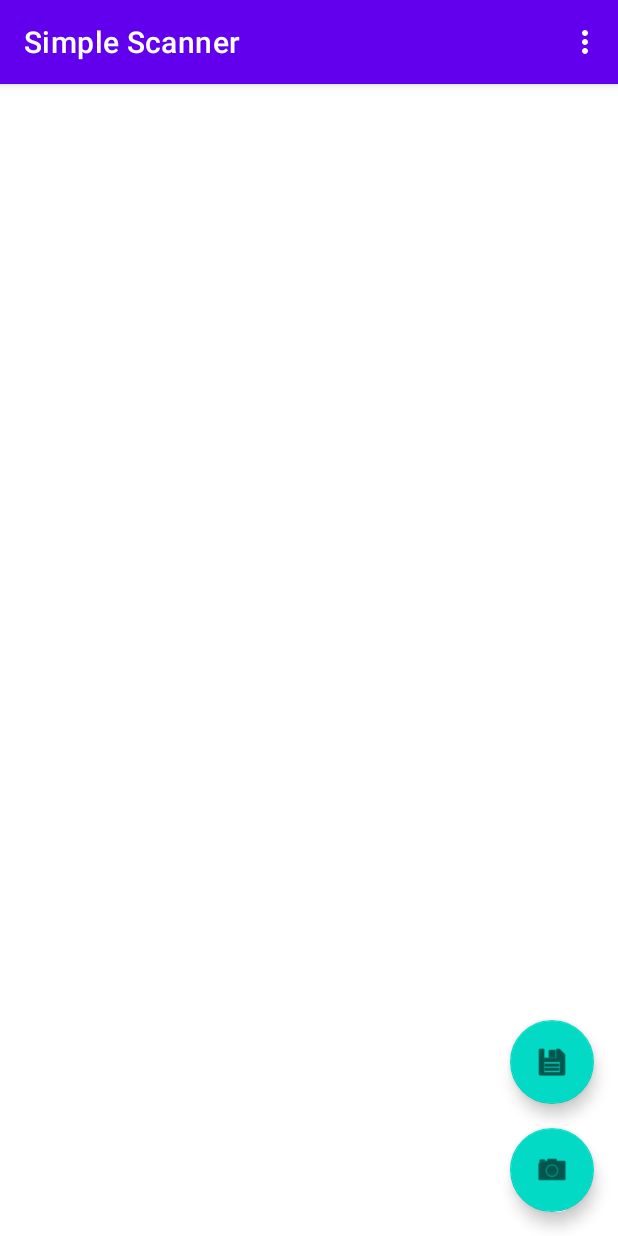
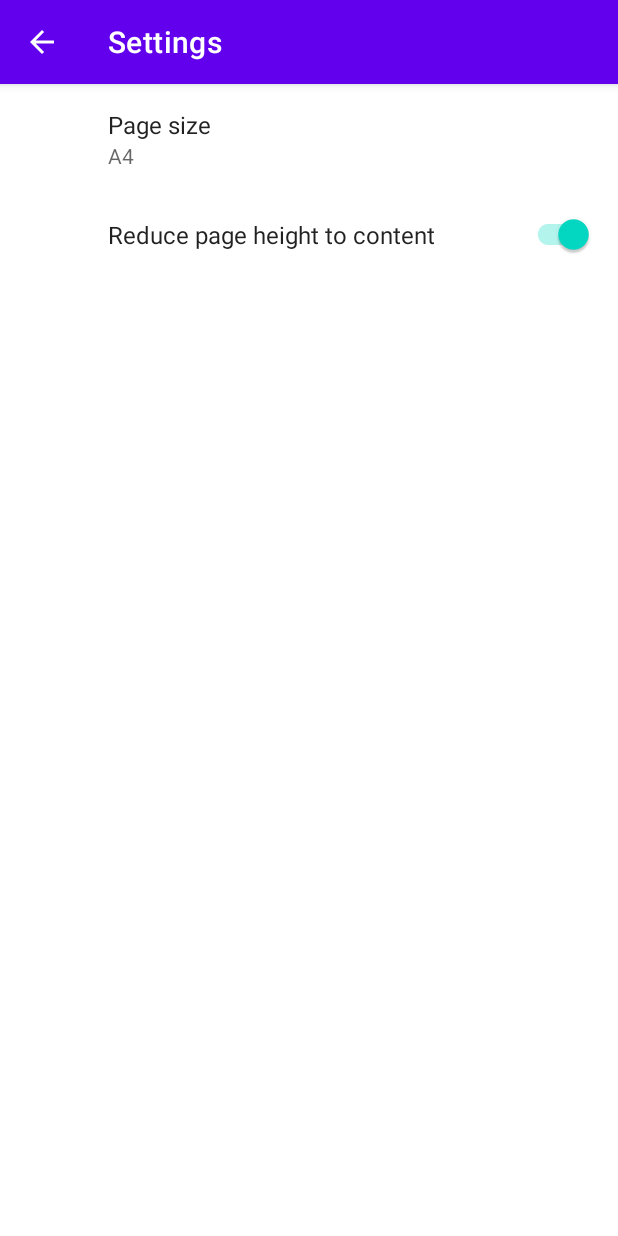
Before and after one commit to stwunsch/android-simplescanner, an Android app: the screen it shows after launch (MainActivity before the commit, SettingsActivity after it), in the options menu, after a tap on "Settings", on a phone screen of 412 x 824 dp. Run offline under Robolectric (Android 15) with nearby library versions, the phone set to English and light mode, and no system bars; our stand-ins replace androidx.preference; libraries missing offline, so code that uses them is left out: com.tom_roush.pdfbox.

Commit message:
Add settings activity

```diff
--- a/app/build.gradle
+++ b/app/build.gradle
@@ -33,6 +33,7 @@ dependencies {
     implementation 'androidx.appcompat:appcompat:1.2.0'
     implementation 'com.google.android.material:material:1.2.1'
     implementation 'androidx.constraintlayout:constraintlayout:2.0.4'
+    implementation 'androidx.preference:preference:1.1.1'
     testImplementation 'junit:junit:4.+'
     androidTestImplementation 'androidx.test.ext:junit:1.1.2'
     androidTestImplementation 'androidx.test.espresso:espresso-core:3.3.0'
--- a/app/src/main/AndroidManifest.xml
+++ b/app/src/main/AndroidManifest.xml
@@ -16,6 +16,10 @@
         android:roundIcon="@mipmap/ic_launcher_round"
         android:supportsRtl="true"
         android:theme="@style/Theme.SimpleScanner">
+        <activity
+            android:name=".SettingsActivity"
+            android:label="@string/title_activity_settings"></activity>
+
         <provider
             android:name="androidx.core.content.FileProvider"
             android:authorities="com.example.android.fileprovider"
@@ -26,7 +30,7 @@
                 android:resource="@xml/file_paths" />
         </provider>
 
-        <activity android:name=".EditActivity"/>
+        <activity android:name=".EditActivity" />
         <activity android:name=".MainActivity">
             <intent-filter>
                 <action android:name="android.intent.action.MAIN" />
--- a/app/src/main/java/com/example/simplescanner/MainActivity.java
+++ b/app/src/main/java/com/example/simplescanner/MainActivity.java
@@ -57,6 +57,8 @@ public class MainActivity extends AppCompatActivity {
         int id = item.getItemId();
         if (id == R.id.action_settings) {
             Log.d(getClass().getSimpleName(), "Clicked in action bar on settings");
+            Intent settingsIntent = new Intent(this, SettingsActivity.class);
+            startActivity(settingsIntent);
             return true;
         } else if (id == R.id.action_about) {
             Log.d(getClass().getSimpleName(), "Clicked in action bar on about");
--- /dev/null
+++ b/app/src/main/java/com/example/simplescanner/SettingsActivity.java
@@ -0,0 +1,44 @@
+package com.example.simplescanner;
+
+import android.os.Bundle;
+import android.view.MenuItem;
+
+import androidx.appcompat.app.ActionBar;
+import androidx.appcompat.app.AppCompatActivity;
+import androidx.preference.PreferenceFragmentCompat;
+
+public class SettingsActivity extends AppCompatActivity {
+
+    @Override
+    protected void onCreate(Bundle savedInstanceState) {
+        super.onCreate(savedInstanceState);
+        setContentView(R.layout.settings_activity);
+        if (savedInstanceState == null) {
+            getSupportFragmentManager()
+                    .beginTransaction()
+                    .replace(R.id.settings, new SettingsFragment())
+                    .commit();
+        }
+        ActionBar actionBar = getSupportActionBar();
+        if (actionBar != null) {
+            actionBar.setDisplayHomeAsUpEnabled(true);
+        }
+    }
+
+    public static class SettingsFragment extends PreferenceFragmentCompat {
+        @Override
+        public void onCreatePreferences(Bundle savedInstanceState, String rootKey) {
+            setPreferencesFromResource(R.xml.root_preferences, rootKey);
+        }
+    }
+
+    @Override
+    public boolean onOptionsItemSelected(MenuItem item) {
+        if (item.getItemId() == android.R.id.home) {
+            onBackPressed();
+            return true;
+        } else {
+            return super.onOptionsItemSelected(item);
+        }
+    }
+}
--- /dev/null
+++ b/app/src/main/res/layout/settings_activity.xml
@@ -0,0 +1,9 @@
+<LinearLayout xmlns:android="http://schemas.android.com/apk/res/android"
+    android:layout_width="match_parent"
+    android:layout_height="match_parent">
+
+    <FrameLayout
+        android:id="@+id/settings"
+        android:layout_width="match_parent"
+        android:layout_height="match_parent" />
+</LinearLayout>
--- /dev/null
+++ b/app/src/main/res/values/arrays.xml
@@ -0,0 +1,9 @@
+<resources>
+    <string-array name="page_size_entries">
+        <item>A4</item>
+    </string-array>
+
+    <string-array name="page_size_values">
+        <item>A4</item>
+    </string-array>
+</resources>
--- a/app/src/main/res/values/strings.xml
+++ b/app/src/main/res/values/strings.xml
@@ -1,3 +1,4 @@
 <resources>
     <string name="app_name">Simple Scanner</string>
+    <string name="title_activity_settings">Settings</string>
 </resources>
--- /dev/null
+++ b/app/src/main/res/xml/root_preferences.xml
@@ -0,0 +1,16 @@
+<PreferenceScreen xmlns:app="http://schemas.android.com/apk/res-auto">
+
+        <ListPreference
+            app:defaultValue="A4"
+            app:entries="@array/page_size_values"
+            app:entryValues="@array/page_size_values"
+            app:key="page_size"
+            app:title="Page size"
+            app:useSimpleSummaryProvider="true" />
+
+        <SwitchPreferenceCompat
+            app:key="reduce_page_height"
+            app:defaultValue="true"
+            app:title="Reduce page height to content" />
+
+</PreferenceScreen>
```
